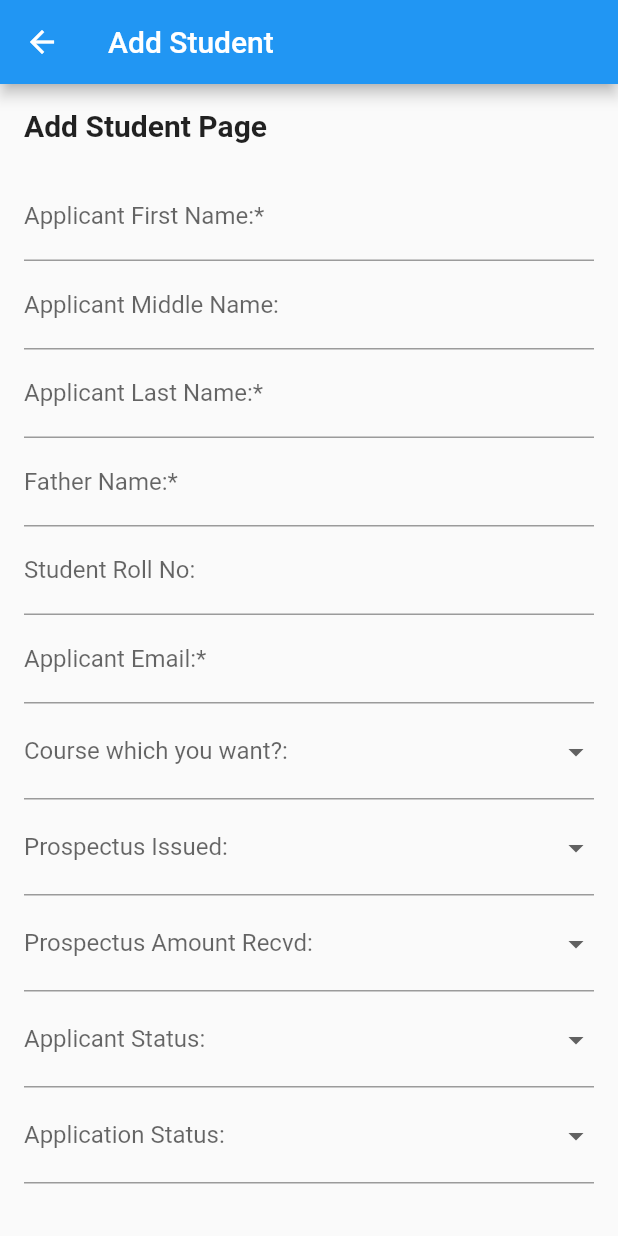
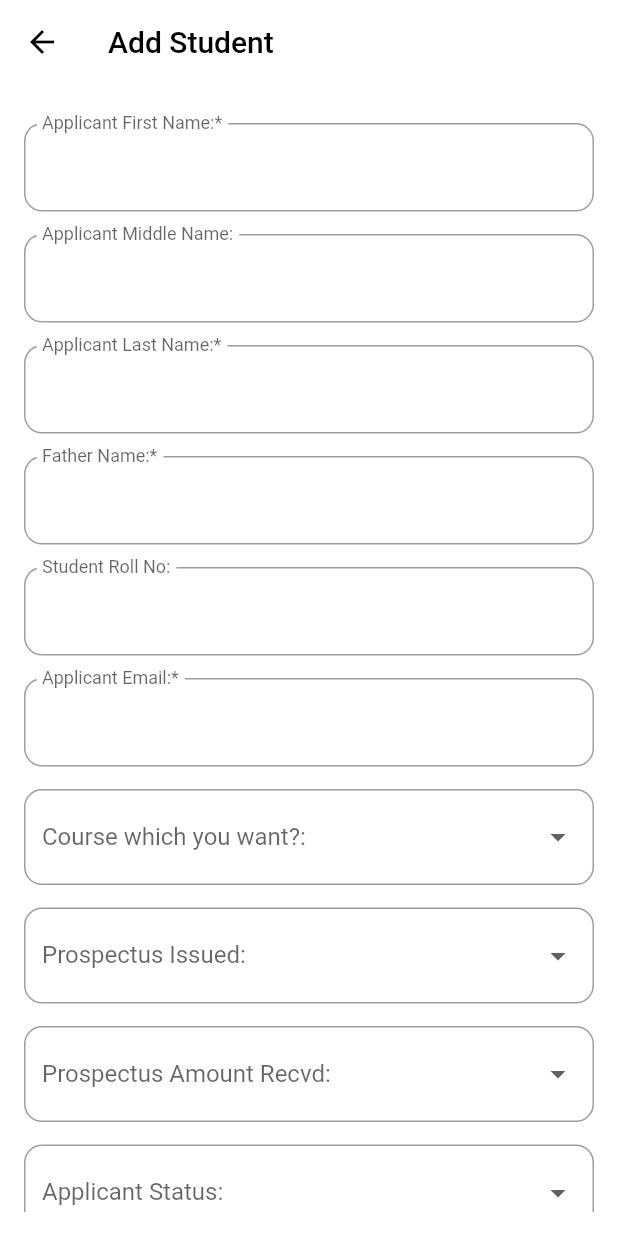
Before and after one commit to Aakash-Lobo/FYP_App, a Flutter app: the AddStudentPage screen opened directly with empty values, on a phone screen of 412 x 824 dp. Run offline on Flutter 3.47's test engine with Material 2 defaults, Android fonts, the light colour scheme and no system bars; our stand-ins replace google_fonts, hexcolor; statements that could not run were skipped.

Commit message:
input field changes

```diff
--- a/lib/Roles/Admin/Bottom_Nav/profile/student/AddStudentPage.dart
+++ b/lib/Roles/Admin/Bottom_Nav/profile/student/AddStudentPage.dart
@@ -45,8 +45,16 @@ class _AddStudentPageState extends State<AddStudentPage> {
   @override
   Widget build(BuildContext context) {
     return Scaffold(
+      extendBodyBehindAppBar: true,
+      backgroundColor: Colors.white,
       appBar: AppBar(
-        title: Text('Add Student'),
+        foregroundColor: Colors.black,
+        backgroundColor: Colors.transparent,
+        elevation: 0.0,
+        title: Text(
+          'Add Student',
+          style: TextStyle(color: Colors.black),
+        ),
       ),
       body: Padding(
         padding: const EdgeInsets.all(16.0),
@@ -54,15 +62,16 @@ class _AddStudentPageState extends State<AddStudentPage> {
           key: _formKey,
           child: ListView(
             children: <Widget>[
-              Text(
-                'Add Student Page',
-                style: TextStyle(fontSize: 20, fontWeight: FontWeight.bold),
-              ),
-              SizedBox(height: 20),
+              SizedBox(height: 10),
               TextFormField(
                 controller: firstNameController,
-                decoration:
-                    InputDecoration(labelText: 'Applicant First Name:*'),
+                decoration: InputDecoration(
+                  labelText: 'Applicant First Name:*',
+                  floatingLabelBehavior: FloatingLabelBehavior.always,
+                  border: OutlineInputBorder(
+                    borderRadius: BorderRadius.circular(12),
+                  ),
+                ),
                 validator: (value) {
                   if (value == null || value.isEmpty) {
                     return 'Please enter the first name';
@@ -70,28 +79,59 @@ class _AddStudentPageState extends State<AddStudentPage> {
                   return null;
                 },
               ),
+              SizedBox(height: 15),
               TextFormField(
                 controller: middleNameController,
-                decoration:
-                    InputDecoration(labelText: 'Applicant Middle Name:'),
+                decoration: InputDecoration(
+                  labelText: 'Applicant Middle Name:',
+                  floatingLabelBehavior: FloatingLabelBehavior.always,
+                  border: OutlineInputBorder(
+                    borderRadius: BorderRadius.circular(12),
+                  ),
+                ),
               ),
+              SizedBox(height: 15),
               TextFormField(
                 controller: lastNameController,
-                decoration: InputDecoration(labelText: 'Applicant Last Name:*'),
+                decoration: InputDecoration(
+                  labelText: 'Applicant Last Name:*',
+                  floatingLabelBehavior: FloatingLabelBehavior.always,
+                  border: OutlineInputBorder(
+                    borderRadius: BorderRadius.circular(12),
+                  ),
+                ),
               ),
+              SizedBox(height: 15),
               TextFormField(
                 controller: fatherNameController,
-                decoration: InputDecoration(labelText: 'Father Name:*'),
+                decoration: InputDecoration(
+                  labelText: 'Father Name:*',
+                  floatingLabelBehavior: FloatingLabelBehavior.always,
+                  border: OutlineInputBorder(
+                    borderRadius: BorderRadius.circular(12),
+                  ),
+                ),
               ),
+              SizedBox(height: 15),
               TextFormField(
                 controller: rollNoController,
-                decoration: InputDecoration(labelText: 'Student Roll No:'),
+                decoration: InputDecoration(
+                  labelText: 'Student Roll No:',
+                  floatingLabelBehavior: FloatingLabelBehavior.always,
+                  border: OutlineInputBorder(
+                    borderRadius: BorderRadius.circular(12),
+                  ),
+                ),
               ),
+              SizedBox(height: 15),
               TextFormField(
                 controller: emailController,
                 decoration: InputDecoration(
                   labelText: 'Applicant Email:*',
-                  hintText: 'example@example.com',
+                  floatingLabelBehavior: FloatingLabelBehavior.always,
+                  border: OutlineInputBorder(
+                    borderRadius: BorderRadius.circular(12),
+                  ),
                 ),
                 validator: (value) {
                   if (value == null || value.isEmpty || !value.contains('@')) {
@@ -100,6 +140,7 @@ class _AddStudentPageState extends State<AddStudentPage> {
                   return null;
                 },
               ),
+              SizedBox(height: 15),
               buildDropdownFormField(
                 labelText: 'Course which you want?:',
                 options: ['Option1', 'Option2', 'Option3'],
@@ -110,6 +151,7 @@ class _AddStudentPageState extends State<AddStudentPage> {
                   });
                 },
               ),
+              SizedBox(height: 15),
               buildDropdownFormField(
                 labelText: 'Prospectus Issued:',
                 options: ['Yes', 'No'],
@@ -120,6 +162,7 @@ class _AddStudentPageState extends State<AddStudentPage> {
                   });
                 },
               ),
+              SizedBox(height: 15),
               buildDropdownFormField(
                 labelText: 'Prospectus Amount Recvd:',
                 options: ['Yes', 'No'],
@@ -130,6 +173,7 @@ class _AddStudentPageState extends State<AddStudentPage> {
                   });
                 },
               ),
+              SizedBox(height: 15),
               buildDropdownFormField(
                 labelText: 'Applicant Status:',
                 options: ['Admitted', 'Not Admitted'],
@@ -140,6 +184,7 @@ class _AddStudentPageState extends State<AddStudentPage> {
                   });
                 },
               ),
+              SizedBox(height: 15),
               buildDropdownFormField(
                 labelText: 'Application Status:',
                 options: ['Approved', 'Not Approved'],
@@ -150,13 +195,27 @@ class _AddStudentPageState extends State<AddStudentPage> {
                   });
                 },
               ),
+              SizedBox(height: 15),
               TextFormField(
                 controller: dobController,
-                decoration: InputDecoration(labelText: 'Date of Birth:'),
+                decoration: InputDecoration(
+                  labelText: 'Date of Birth:',
+                  floatingLabelBehavior: FloatingLabelBehavior.always,
+                  border: OutlineInputBorder(
+                    borderRadius: BorderRadius.circular(12),
+                  ),
+                ),
               ),
+              SizedBox(height: 15),
               TextFormField(
                 controller: mobileNoController,
-                decoration: InputDecoration(labelText: 'Mobile No:*'),
+                decoration: InputDecoration(
+                  labelText: 'Mobile No:*',
+                  floatingLabelBehavior: FloatingLabelBehavior.always,
+                  border: OutlineInputBorder(
+                    borderRadius: BorderRadius.circular(12),
+                  ),
+                ),
                 validator: (value) {
                   if (value == null || value.isEmpty) {
                     return 'Please enter the mobile number';
@@ -164,6 +223,7 @@ class _AddStudentPageState extends State<AddStudentPage> {
                   return null;
                 },
               ),
+              SizedBox(height: 15),
               buildDropdownFormField(
                 labelText: 'Gender:',
                 options: ['Male', 'Female'],
@@ -174,17 +234,38 @@ class _AddStudentPageState extends State<AddStudentPage> {
                   });
                 },
               ),
+              SizedBox(height: 15),
               TextFormField(
                 controller: permanentAddressController,
-                decoration: InputDecoration(labelText: 'Permanent Address:'),
+                decoration: InputDecoration(
+                  labelText: 'Permanent Address:',
+                  floatingLabelBehavior: FloatingLabelBehavior.always,
+                  border: OutlineInputBorder(
+                    borderRadius: BorderRadius.circular(12),
+                  ),
+                ),
               ),
+              SizedBox(height: 15),
               TextFormField(
                 controller: currentAddressController,
-                decoration: InputDecoration(labelText: 'Current Address:'),
+                decoration: InputDecoration(
+                  labelText: 'Current Address:',
+                  floatingLabelBehavior: FloatingLabelBehavior.always,
+                  border: OutlineInputBorder(
+                    borderRadius: BorderRadius.circular(12),
+                  ),
+                ),
               ),
+              SizedBox(height: 15),
               TextFormField(
                 controller: placeOfBirthController,
-                decoration: InputDecoration(labelText: 'Place of Birth:'),
+                decoration: InputDecoration(
+                  labelText: 'Place of Birth:',
+                  floatingLabelBehavior: FloatingLabelBehavior.always,
+                  border: OutlineInputBorder(
+                    borderRadius: BorderRadius.circular(12),
+                  ),
+                ),
               ),
               SizedBox(height: 20),
               ElevatedButton(
@@ -194,7 +275,16 @@ class _AddStudentPageState extends State<AddStudentPage> {
                     _submitForm();
                   }
                 },
-                child: Text('Submit'),
+                style: ElevatedButton.styleFrom(
+                  padding: EdgeInsets.symmetric(vertical: 25),
+                  shape: RoundedRectangleBorder(
+                    borderRadius: BorderRadius.circular(12),
+                  ),
+                ),
+                child: Text(
+                  'Submit',
+                  style: TextStyle(fontSize: 16),
+                ),
               ),
             ],
           ),
@@ -220,6 +310,9 @@ class _AddStudentPageState extends State<AddStudentPage> {
       }).toList(),
       decoration: InputDecoration(
         labelText: labelText,
+        border: OutlineInputBorder(
+          borderRadius: BorderRadius.circular(12),
+        ),
       ),
     );
   }
```
Also changed, not shown: lib/Credentials/login.dart (+149 -140 lines), pubspec.lock.
